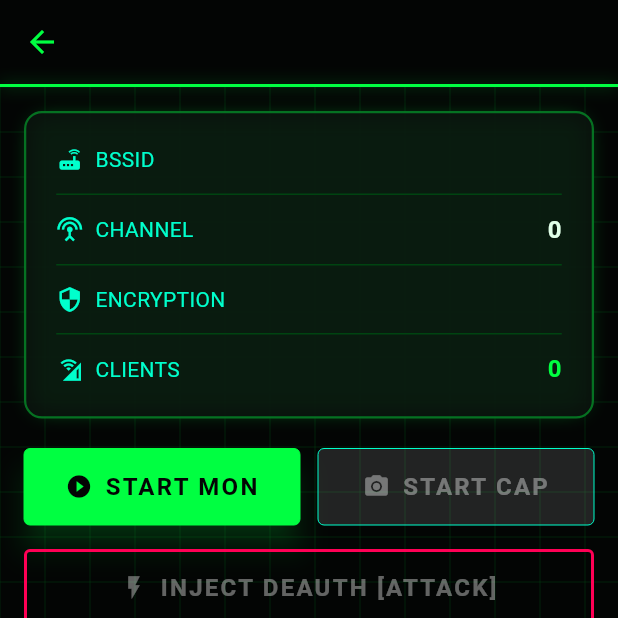
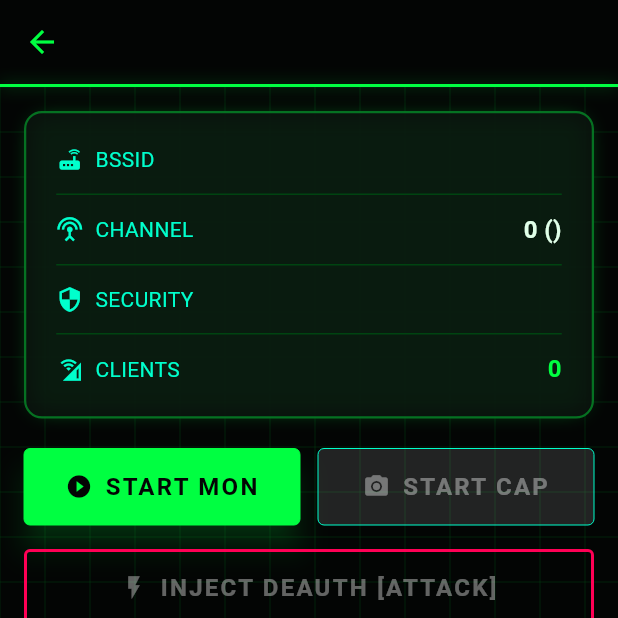
Before and after one commit to H4D3ZS/wifite3-flutter, a Flutter app: the TargetScreen screen opened directly, on a phone screen of 412 x 824 dp, the top half of it. Run offline on Flutter 3.47's test engine with Material 3 defaults, Android fonts, the phone set to English and light mode, and no system bars; our stand-ins replace google_fonts.

Commit message:
feat: add 2.4/5GHz frequency and WPS detection to scanner

```diff
--- a/lib/native_bridge.dart
+++ b/lib/native_bridge.dart
@@ -15,6 +15,8 @@ class ScanResult {
   final int channel;
   final int rssi;
   final String encryption;
+  final String frequency;
+  final bool wpsEnabled;
   final String? vendor;
 
   ScanResult({
@@ -23,6 +25,8 @@ class ScanResult {
     required this.channel,
     required this.rssi,
     required this.encryption,
+    required this.frequency,
+    required this.wpsEnabled,
     this.vendor,
   });
 
@@ -33,6 +37,8 @@ class ScanResult {
       channel: map['channel'] ?? 0,
       rssi: map['rssi'] ?? -100,
       encryption: map['encryption'] ?? 'OPEN',
+      frequency: map['frequency'] ?? '2.4 GHz',
+      wpsEnabled: map['wps'] ?? false,
       vendor: map['vendor'],
     );
   }
--- a/lib/screens/target_screen.dart
+++ b/lib/screens/target_screen.dart
@@ -138,9 +138,9 @@ class TargetScreen extends StatelessWidget {
         children: [
           _buildInfoRow('BSSID', viewModel.target.bssid, Icons.router),
           const Divider(color: HackerTheme.borderDim, height: 24),
-          _buildInfoRow('CHANNEL', viewModel.target.channel.toString(), Icons.settings_input_antenna),
+          _buildInfoRow('CHANNEL', '${viewModel.target.channel} (${viewModel.target.frequency})', Icons.settings_input_antenna),
           const Divider(color: HackerTheme.borderDim, height: 24),
-          _buildInfoRow('ENCRYPTION', viewModel.target.encryption, Icons.security),
+          _buildInfoRow('SECURITY', '${viewModel.target.encryption}${viewModel.target.wpsEnabled ? " + WPS" : ""}', Icons.security),
           const Divider(color: HackerTheme.borderDim, height: 24),
           Row(
             mainAxisAlignment: MainAxisAlignment.spaceBetween,
```
Also changed, not shown: lib/screens/scanner_screen.dart (+20 -2 lines), 2 other files.
